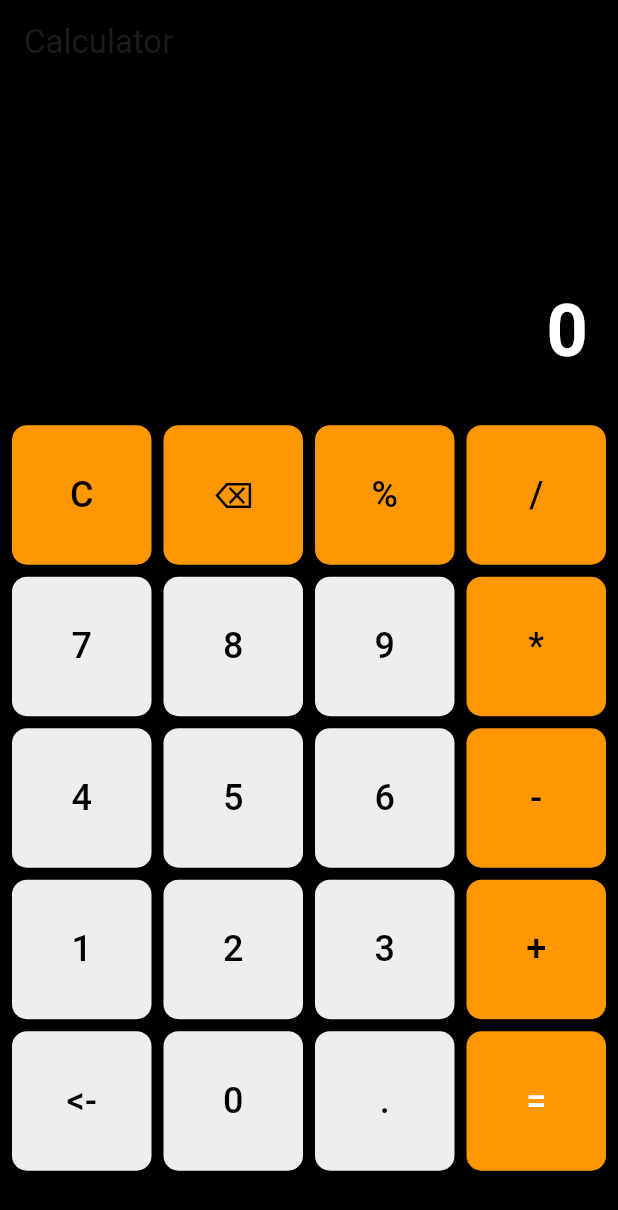
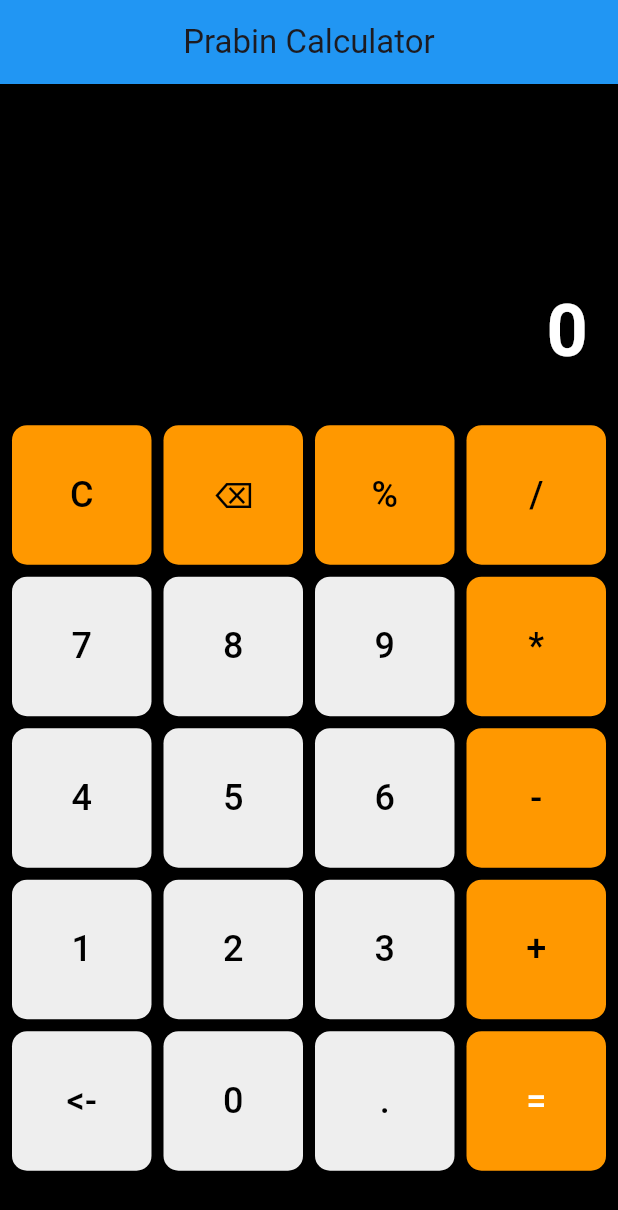
Before and after one commit to PrabinTiwari07/calculator_app, a Flutter app: the screen it shows after launch, on a phone screen of 412 x 824 dp. Shown: the top 1210 px of the screen. Run offline on Flutter 3.47's test engine with Material 3 defaults, Android fonts, the phone set to English and light mode, and no system bars.

Commit message:
added Navbar

```diff
--- a/lib/view/calculator_view.dart
+++ b/lib/view/calculator_view.dart
@@ -1,26 +1,7 @@
 import 'package:flutter/material.dart';
 
-void main() {
-  runApp(const MyApp());
-}
-
-class MyApp extends StatelessWidget {
-  const MyApp({super.key});
-
-  @override
-  Widget build(BuildContext context) {
-    return MaterialApp(
-      initialRoute: '/',
-      debugShowCheckedModeBanner: false,
-      routes: {
-        '/': (context) => const CalculatorView(),
-      },
-    );
-  }
-}
-
 class CalculatorView extends StatefulWidget {
-  const CalculatorView({Key? key}) : super(key: key);
+  const CalculatorView({super.key});
 
   @override
   State<CalculatorView> createState() => _CalculatorViewState();
@@ -117,12 +98,14 @@ class _CalculatorViewState extends State<CalculatorView> {
       '='
     ];
 
-    return Scaffold(
+    return SafeArea(
+      child: Scaffold(
+        appBar: AppBar(
+          title: const Text('Prabin Calculator'),
+          backgroundColor: Colors.blue,
+          centerTitle: true,
+        ),
         backgroundColor: Colors.black,
-      appBar: AppBar(
-        title: const Text('Calculator'),
-        backgroundColor: Colors.black,
-      ),
         body: Column(
           children: [
             Expanded(
@@ -173,6 +156,7 @@ class _CalculatorViewState extends State<CalculatorView> {
             ),
           ],
         ),
+      ),
     );
   }
 
```
Lines whose indentation alone changed are shown as unchanged.
